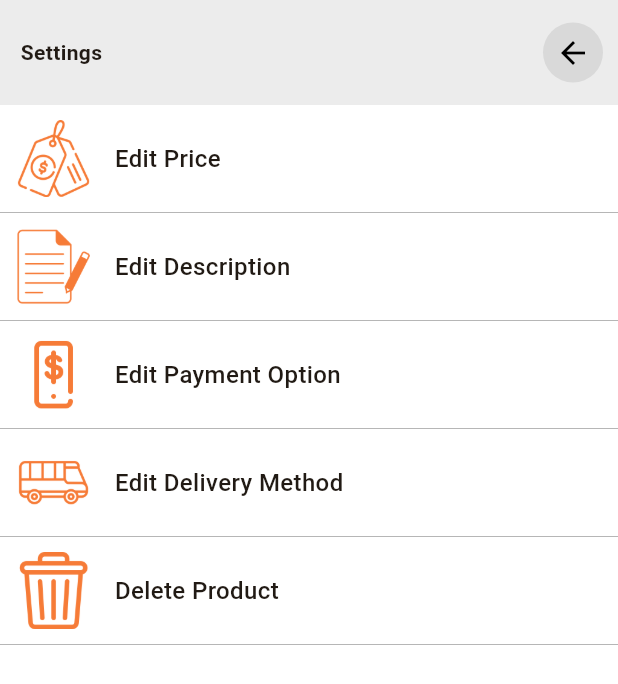
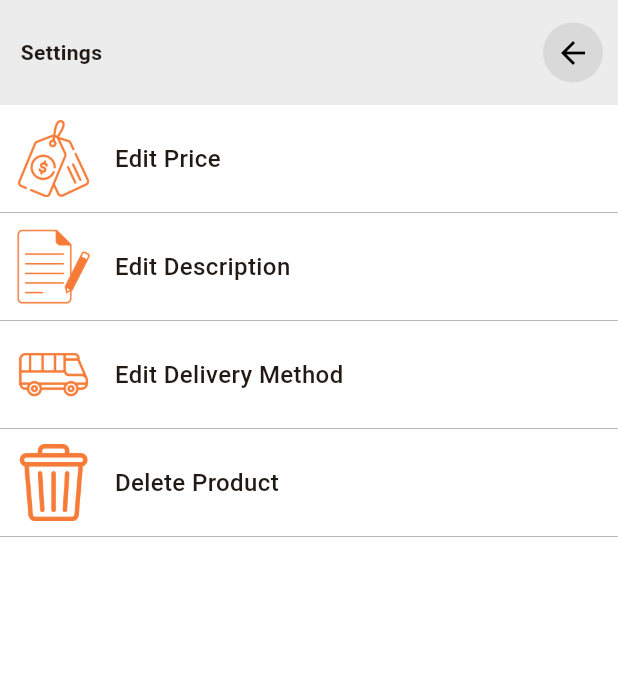
Before and after one commit to joboy-dev/vendorhive, a Flutter app: the DeleteProduct screen opened directly with empty values, on a phone screen of 412 x 824 dp. Shown: the top 684 px of the screen. Run offline on Flutter 3.47's test engine with Material 2 defaults, Android fonts, the phone set to English and light mode, and no system bars; our stand-ins replace badges, dotted_border, file_picker, flutter_rating_bar, flutter_screenutil, flutter_spinkit and 5 more; missing offline and left inert: custom_searchable_dropdown, dart:ffi, flutter_inappwebview, pattern_formatter; accounts and stored records are empty; network calls fail.

```diff
--- a/lib/screens/deleteproduct.dart
+++ b/lib/screens/deleteproduct.dart
@@ -49,12 +49,15 @@ class _DeleteProductState extends State<DeleteProduct> {
   TextEditingController _newDescription = new TextEditingController();
 
   Future delete_product() async {
+
     setState(() {
       _loadIndex = 1;
     });
+
     var response = await http.post(
         Uri.https('adeoropelumi.com', 'vendor/delete_product.php'),
         body: {'pidname': widget.pidname});
+
     if (response.statusCode == 200) {
       if (jsonDecode(response.body) == "true") {
         setState(() {
@@ -395,39 +398,39 @@ class _DeleteProductState extends State<DeleteProduct> {
                         ),
                       ),
                       //Edit Payment Option
-                      GestureDetector(
-                        onTap: () {
-                          setState(() {
-                            _selectedItem = 4;
-                          });
-                        },
-                        child: Container(
-                          padding: EdgeInsets.only(bottom: 10, top: 10),
-                          decoration: BoxDecoration(
-                              border: Border(
-                                  bottom: BorderSide(
-                                      color: Colors.grey, width: .5))),
-                          child: Row(
-                            children: [
-                              Container(
-                                width: MediaQuery.of(context).size.width / 8,
-                                margin: EdgeInsets.only(left: 10),
-                                child: Image.asset("assets/mobile-payment.png",
-                                    color: Color.fromRGBO(246, 123, 55, 1)),
-                              ),
-                              Container(
-                                margin: EdgeInsets.only(left: 15),
-                                child: Text(
-                                  "Edit Payment Option",
-                                  style: TextStyle(
-                                      fontWeight: FontWeight.w500,
-                                      fontSize: 16),
-                                ),
-                              )
-                            ],
-                          ),
-                        ),
-                      ),
+                      // GestureDetector(
+                      //   onTap: () {
+                      //     setState(() {
+                      //       _selectedItem = 4;
+                      //     });
+                      //   },
+                      //   child: Container(
+                      //     padding: EdgeInsets.only(bottom: 10, top: 10),
+                      //     decoration: BoxDecoration(
+                      //         border: Border(
+                      //             bottom: BorderSide(
+                      //                 color: Colors.grey, width: .5))),
+                      //     child: Row(
+                      //       children: [
+                      //         Container(
+                      //           width: MediaQuery.of(context).size.width / 8,
+                      //           margin: EdgeInsets.only(left: 10),
+                      //           child: Image.asset("assets/mobile-payment.png",
+                      //               color: Color.fromRGBO(246, 123, 55, 1)),
+                      //         ),
+                      //         Container(
+                      //           margin: EdgeInsets.only(left: 15),
+                      //           child: Text(
+                      //             "Edit Payment Option",
+                      //             style: TextStyle(
+                      //                 fontWeight: FontWeight.w500,
+                      //                 fontSize: 16),
+                      //           ),
+                      //         )
+                      //       ],
+                      //     ),
+                      //   ),
+                      // ),
                       //Edit Delivery Method
                       GestureDetector(
                         onTap: () {
--- a/lib/screens/vendorviewproducts.dart
+++ b/lib/screens/vendorviewproducts.dart
@@ -281,7 +281,8 @@ class _VendorViewProductsState extends State<VendorViewProducts> {
                 ),
                 child: Center(
                   child: Text("View Orders",style: TextStyle(
-                      color: Colors.white
+                      color: Colors.white,
+                    fontWeight: FontWeight.bold
                   ),),
                 ),
               ),
--- a/lib/screens/vendorviewservice.dart
+++ b/lib/screens/vendorviewservice.dart
@@ -266,7 +266,8 @@ class _VendorServiceState extends State<VendorService> {
                   ),
                   child: Center(
                     child: Text("View Paid Service",style: TextStyle(
-                        color: Colors.white
+                        color: Colors.white,
+                      fontWeight: FontWeight.bold
                     ),),
                   ),
                 ),
```
